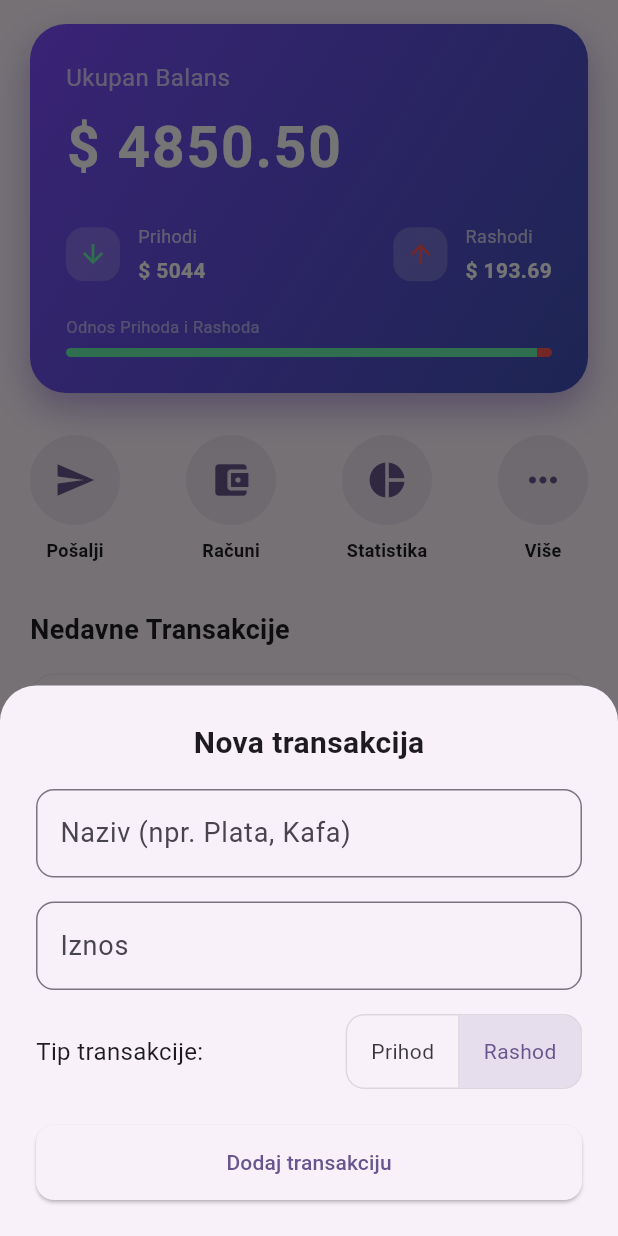
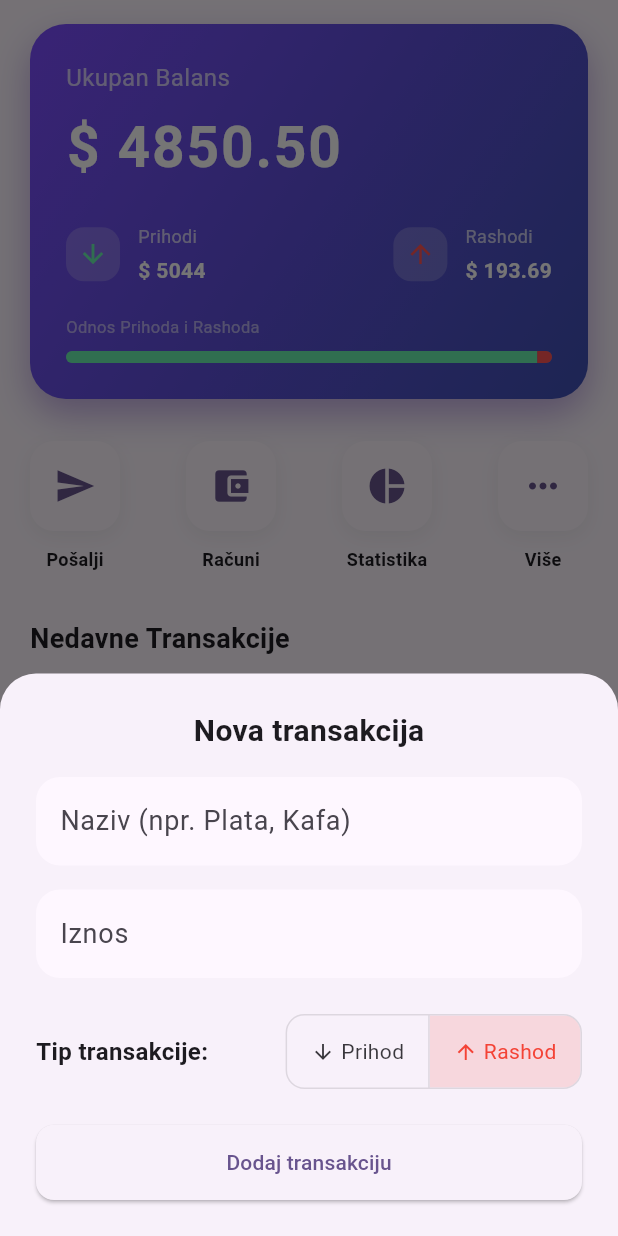
Before and after one commit to benjamin-cero/flutter_playground, a Flutter app: the FinanceDashboardScreen widget shown alone on an empty page, opened directly, after a tap on the "add" icon, on a phone screen of 412 x 824 dp. Run offline on Flutter 3.47's test engine with Material 3 defaults, Android fonts, the light colour scheme and no system bars; our stand-ins replace shared_preferences; accounts and stored records are empty.

Commit message:
Polish finance dashboard UI styles
Refactor several UI elements for a cleaner, more cohesive look: replace the thin progress row with a rounded container background and clipped progress bars (height increased to 8), adjust spacing, and add a card-like icon container with rounded corners and subtle shadow. Update form inputs to use filled cardColor, larger corner radius and no border, increase vertical spacing, and style ToggleButtons with fill/selected colors and bolder label text. Also add small icons to the 'Prihod'/'Rashod' toggle labels for clearer affordance. These changes are visual refinements to improve readability and consistency.

```diff
--- a/lib/main.dart
+++ b/lib/main.dart
@@ -1793,20 +1793,27 @@ class _FinanceDashboardScreenState extends State<FinanceDashboardScreen>
           'Odnos Prihoda i Rashoda',
           style: TextStyle(color: Colors.white54, fontSize: 11),
         ),
-        const SizedBox(height: 6),
-        ClipRRect(
+        const SizedBox(height: 8),
+        Container(
+          height: 8,
+          decoration: BoxDecoration(
+            borderRadius: BorderRadius.circular(10),
+            color: Colors.white.withOpacity(0.2),
+          ),
+          child: ClipRRect(
             borderRadius: BorderRadius.circular(10),
             child: Row(
               children: [
                 Expanded(
                   flex: (incomePercentage * 100).toInt() > 0 ? (incomePercentage * 100).toInt() : 1,
-                child: Container(height: 6, color: Colors.greenAccent),
+                  child: Container(color: Colors.greenAccent),
                 ),
                 Expanded(
                   flex: ((1 - incomePercentage) * 100).toInt() > 0 ? ((1 - incomePercentage) * 100).toInt() : 1,
-                child: Container(height: 6, color: Colors.redAccent),
-              ),
-            ],
+                  child: Container(color: Colors.redAccent),
+                ),
+              ],
+            ),
           ),
         ),
       ],
@@ -1869,8 +1876,15 @@ class _FinanceDashboardScreenState extends State<FinanceDashboardScreen>
         Container(
           padding: const EdgeInsets.all(16),
           decoration: BoxDecoration(
-            color: Theme.of(context).colorScheme.primary.withOpacity(0.1),
-            shape: BoxShape.circle,
+            color: Theme.of(context).cardColor,
+            borderRadius: BorderRadius.circular(16),
+            boxShadow: [
+              BoxShadow(
+                color: Colors.black.withOpacity(0.05),
+                blurRadius: 10,
+                offset: const Offset(0, 4),
+              ),
+            ],
           ),
           child: Icon(
             icon,
@@ -1878,7 +1892,7 @@ class _FinanceDashboardScreenState extends State<FinanceDashboardScreen>
             size: 28,
           ),
         ),
-        const SizedBox(height: 8),
+        const SizedBox(height: 10),
         Text(
           label,
           style: TextStyle(
@@ -1947,8 +1961,11 @@ class _FinanceDashboardScreenState extends State<FinanceDashboardScreen>
                     controller: titleController,
                     decoration: InputDecoration(
                       labelText: 'Naziv (npr. Plata, Kafa)',
+                      filled: true,
+                      fillColor: Theme.of(context).cardColor,
                       border: OutlineInputBorder(
-                        borderRadius: BorderRadius.circular(12),
+                        borderRadius: BorderRadius.circular(16),
+                        borderSide: BorderSide.none,
                       ),
                     ),
                   ),
@@ -1960,22 +1977,27 @@ class _FinanceDashboardScreenState extends State<FinanceDashboardScreen>
                     ),
                     decoration: InputDecoration(
                       labelText: 'Iznos',
+                      filled: true,
+                      fillColor: Theme.of(context).cardColor,
                       border: OutlineInputBorder(
-                        borderRadius: BorderRadius.circular(12),
+                        borderRadius: BorderRadius.circular(16),
+                        borderSide: BorderSide.none,
                       ),
                       prefixText: '\$ ',
                     ),
                   ),
-                  const SizedBox(height: 16),
+                  const SizedBox(height: 24),
                   Row(
                     mainAxisAlignment: MainAxisAlignment.spaceBetween,
                     children: [
                       const Text(
                         'Tip transakcije:',
-                        style: TextStyle(fontSize: 16),
+                        style: TextStyle(fontSize: 16, fontWeight: FontWeight.bold),
                       ),
                       ToggleButtons(
                         borderRadius: BorderRadius.circular(12),
+                        fillColor: isIncome ? Colors.green.withOpacity(0.15) : Colors.red.withOpacity(0.15),
+                        selectedColor: isIncome ? Colors.green : Colors.red,
                         isSelected: [isIncome, !isIncome],
                         onPressed: (index) {
                           setModalState(() {
@@ -1985,11 +2007,11 @@ class _FinanceDashboardScreenState extends State<FinanceDashboardScreen>
                         children: const [
                           Padding(
                             padding: EdgeInsets.symmetric(horizontal: 16),
-                            child: Text('Prihod'),
+                            child: Row(children: [Icon(Icons.arrow_downward, size: 16), SizedBox(width: 4), Text('Prihod')]),
                           ),
                           Padding(
                             padding: EdgeInsets.symmetric(horizontal: 16),
-                            child: Text('Rashod'),
+                            child: Row(children: [Icon(Icons.arrow_upward, size: 16), SizedBox(width: 4), Text('Rashod')]),
                           ),
                         ],
                       ),
```
Lines whose indentation alone changed are shown as unchanged.
